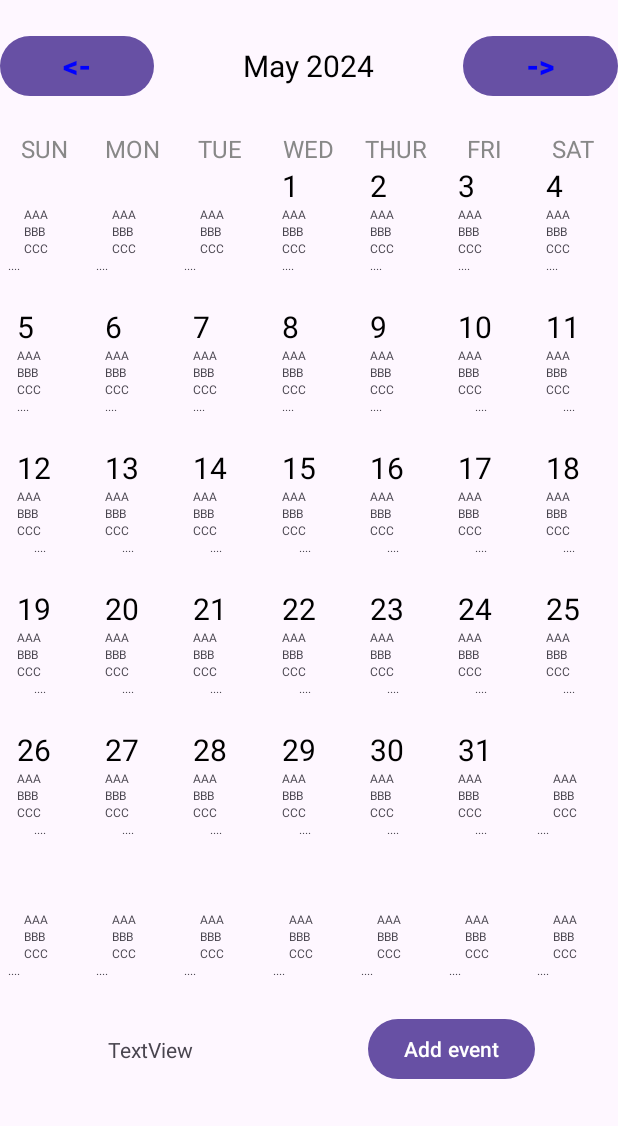
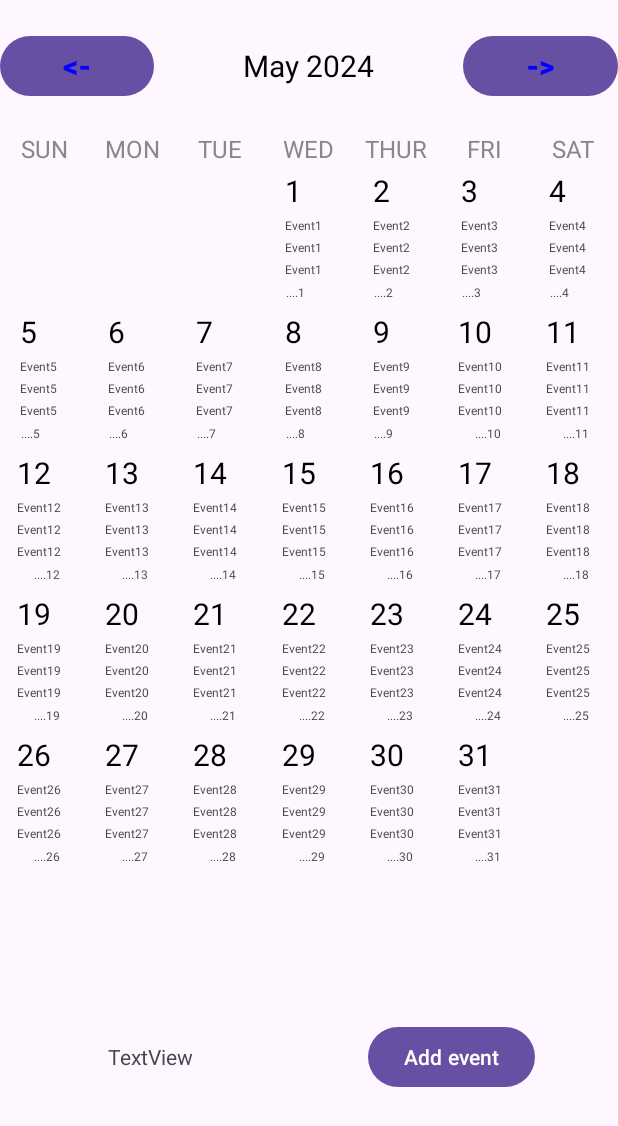
Before and after one commit to SudheeraAbhisheka/CalendarWithEvents, an Android app: the screen it shows after launch (MainActivity), on a phone screen of 412 x 824 dp. Shown: the top 1126 px of the screen. Run offline under Robolectric (Android 15) with nearby library versions, the phone set to English and light mode, and no system bars.

```diff
--- a/app/src/main/java/com/example/calendar/CalendarAdapter.java
+++ b/app/src/main/java/com/example/calendar/CalendarAdapter.java
@@ -1,5 +1,8 @@
 package com.example.calendar;
 
+import static android.content.ContentValues.TAG;
+
+import android.util.Log;
 import android.view.LayoutInflater;
 import android.view.View;
 import android.view.ViewGroup;
@@ -12,11 +15,13 @@ import java.util.ArrayList;
 class CalendarAdapter extends RecyclerView.Adapter<CalendarViewHolder>
 {
     private final ArrayList<String> daysOfMonth;
+    private ArrayList<CalendarEventString> eventsList;
     private final OnItemListener onItemListener;
 
-    public CalendarAdapter(ArrayList<String> daysOfMonth, OnItemListener onItemListener)
+    public CalendarAdapter(ArrayList<String> daysOfMonth, ArrayList<CalendarEventString> eventsList, OnItemListener onItemListener)
     {
         this.daysOfMonth = daysOfMonth;
+        this.eventsList = eventsList;
         this.onItemListener = onItemListener;
     }
 
@@ -35,6 +40,13 @@ class CalendarAdapter extends RecyclerView.Adapter<CalendarViewHolder>
     public void onBindViewHolder(@NonNull CalendarViewHolder holder, int position)
     {
         holder.dayOfMonth.setText(daysOfMonth.get(position));
+        if(daysOfMonth.get(position) != ""){
+            holder.eventHolder1.setText("Event"+daysOfMonth.get(position));
+            holder.eventHolder2.setText("Event"+daysOfMonth.get(position));
+            holder.eventHolder3.setText("Event"+daysOfMonth.get(position));
+            holder.eventHolder_more.setText("...."+daysOfMonth.get(position));
+        }
+//        Log.d(TAG, )
     }
 
     @Override
--- a/app/src/main/java/com/example/calendar/CalendarFragment.java
+++ b/app/src/main/java/com/example/calendar/CalendarFragment.java
@@ -1,4 +1,6 @@
 package com.example.calendar;
+
+import static android.content.ContentValues.TAG;
 
 import android.content.Context;
 import android.content.SharedPreferences;
@@ -9,6 +11,7 @@ import androidx.fragment.app.FragmentManager;
 import androidx.recyclerview.widget.GridLayoutManager;
 import androidx.recyclerview.widget.RecyclerView;
 
+import android.util.Log;
 import android.view.LayoutInflater;
 import android.view.View;
 import android.view.ViewGroup;
@@ -21,10 +24,13 @@ import com.google.gson.Gson;
 import org.json.JSONException;
 import org.json.JSONObject;
 
+import java.io.File;
 import java.time.LocalDate;
+import java.time.LocalTime;
 import java.time.YearMonth;
 import java.time.format.DateTimeFormatter;
 import java.util.ArrayList;
+import java.util.Map;
 
 /**
  * A simple {@link Fragment} subclass.
@@ -44,11 +50,11 @@ public class CalendarFragment extends Fragment implements CalendarAdapter.OnItem
     private TextView monthYearText;
     private RecyclerView calendarRecyclerView;
     private LocalDate selectedDate;
+    private ArrayList<CalendarEventString> eventsList;
     Button previousMonthButton;
     Button nextMonthButton;
     TextView selectedTextTextView;
     Button buttonAddEvent;
-
     public CalendarFragment() {
         // Required empty public constructor
     }
@@ -79,6 +85,23 @@ public class CalendarFragment extends Fragment implements CalendarAdapter.OnItem
             mParam2 = getArguments().getString(ARG_PARAM2);
         }
 
+        eventsList = new ArrayList<>();
+
+        CalendarEventString calendarEventString;
+        CalendarEventOriginal cEvent;
+
+        SharedPreferences settings = getContext().getApplicationContext().getSharedPreferences("MyPref", Context.MODE_PRIVATE);
+
+        Map<String, ?> allEntries = settings.getAll();
+
+        for (Map.Entry<String, ?> entry : allEntries.entrySet()) {
+            Gson gson = new Gson();
+            calendarEventString = gson.fromJson(entry.getValue().toString(), CalendarEventString.class);
+            cEvent = calendarEventOriginal(calendarEventString);
+            YearMonth yearMonth = YearMonth.from(cEvent.getDate());
+
+//            eventsList.add(calendarEventString);
+        }
     }
 
     @Override
@@ -96,16 +119,6 @@ public class CalendarFragment extends Fragment implements CalendarAdapter.OnItem
 
         selectedDate = LocalDate.now();
         setMonthView();
-
-        SharedPreferences settings = getContext().getApplicationContext().getSharedPreferences("MyPref", Context.MODE_PRIVATE);
-        String homeScore = settings.getString("homeScore", "");
-
-        CalendarEventString calendarEventString;
-
-        Gson gson = new Gson();
-        calendarEventString = gson.fromJson(homeScore, CalendarEventString.class);
-
-        Toast.makeText(getActivity(),calendarEventString.getNote(),Toast.LENGTH_SHORT).show();
 
         previousMonthButton.setOnClickListener(new View.OnClickListener() {
             @Override
@@ -129,7 +142,7 @@ public class CalendarFragment extends Fragment implements CalendarAdapter.OnItem
                 FragmentManager fm = getActivity().getSupportFragmentManager();
                 CreateEventFragment createEventFragment;
 
-                createEventFragment = new CreateEventFragment(selectedDate);
+                createEventFragment = new CreateEventFragment(selectedDate, eventsList);
                 fm.beginTransaction().replace(R.id.fragmentContainer_MainActivity, createEventFragment).commit();
             }
         });
@@ -137,12 +150,29 @@ public class CalendarFragment extends Fragment implements CalendarAdapter.OnItem
         return v;
     }
 
+    private CalendarEventOriginal calendarEventOriginal(CalendarEventString s){
+        LocalTime startTime = null, endTime = null;
+        long notifyPrior = 0;
+        LocalDate date;
+
+        date = LocalDate.parse(s.getDate());
+
+        if(s.getStartTime() != "")
+            startTime = LocalTime.parse(s.getStartTime());
+        if(s.getEndTime() != "")
+            endTime = LocalTime.parse(s.getEndTime());
+        if(s.getNotifyPrior() != "")
+            notifyPrior = Long.valueOf(s.getNotifyPrior());
+
+        return new CalendarEventOriginal(s.getTitle(), date, startTime, endTime, s.getNote(), notifyPrior);
+    }
+
     private void setMonthView()
     {
         monthYearText.setText(monthYearFromDate(selectedDate));
         ArrayList<String> daysInMonth = daysInMonthArray(selectedDate);
 
-        CalendarAdapter calendarAdapter = new CalendarAdapter(daysInMonth, this);
+        CalendarAdapter calendarAdapter = new CalendarAdapter(daysInMonth, eventsList, this);
         RecyclerView.LayoutManager layoutManager = new GridLayoutManager(getActivity().getApplicationContext(), 7);
         calendarRecyclerView.setLayoutManager(layoutManager);
         calendarRecyclerView.setAdapter(calendarAdapter);
--- a/app/src/main/java/com/example/calendar/CalendarViewHolder.java
+++ b/app/src/main/java/com/example/calendar/CalendarViewHolder.java
@@ -9,13 +9,18 @@ import androidx.recyclerview.widget.RecyclerView;
 public class CalendarViewHolder extends RecyclerView.ViewHolder implements View.OnClickListener
 {
     public final TextView dayOfMonth;
-    public final TextView eventHolder;
+    public final TextView eventHolder1, eventHolder2, eventHolder3, eventHolder_more;
+
     private final CalendarAdapter.OnItemListener onItemListener;
     public CalendarViewHolder(@NonNull View itemView, CalendarAdapter.OnItemListener onItemListener)
     {
         super(itemView);
         dayOfMonth = itemView.findViewById(R.id.cellDayText);
-        eventHolder = itemView.findViewById(R.id.textViewEventHolder1);
+        eventHolder1 = itemView.findViewById(R.id.textViewEvent1);
+        eventHolder2 = itemView.findViewById(R.id.textViewEvent2);
+        eventHolder3 = itemView.findViewById(R.id.textViewEvent3);
+        eventHolder_more = itemView.findViewById(R.id.textViewEventHolderMore);
+
         this.onItemListener = onItemListener;
         itemView.setOnClickListener(this);
     }
--- a/app/src/main/res/layout/calendar_cell.xml
+++ b/app/src/main/res/layout/calendar_cell.xml
@@ -7,25 +7,23 @@
 
 
     <TextView
-        android:id="@+id/textViewEventHolder1"
+        android:id="@+id/textViewEventHolderMore"
         android:layout_width="22dp"
-        android:layout_height="0dp"
-        android:text="...."
+        android:layout_height="wrap_content"
         android:textSize="8sp"
         app:layout_constraintBottom_toBottomOf="parent"
         app:layout_constraintEnd_toEndOf="@+id/cellDayText"
         app:layout_constraintStart_toEndOf="@+id/cellDayText"
-        app:layout_constraintTop_toBottomOf="@+id/textView2" />
+        app:layout_constraintTop_toBottomOf="@+id/textViewEvent3" />
 
     <TextView
-        android:id="@+id/textView3"
+        android:id="@+id/textViewEvent2"
         android:layout_width="wrap_content"
         android:layout_height="wrap_content"
-        android:text="BBB"
         android:textSize="8sp"
-        app:layout_constraintBottom_toTopOf="@+id/textView2"
-        app:layout_constraintStart_toStartOf="@+id/textView"
-        app:layout_constraintTop_toBottomOf="@+id/textView" />
+        app:layout_constraintBottom_toTopOf="@+id/textViewEvent3"
+        app:layout_constraintStart_toStartOf="@+id/textViewEvent1"
+        app:layout_constraintTop_toBottomOf="@+id/textViewEvent1" />
 
     <TextView
         android:id="@+id/cellDayText"
@@ -34,28 +32,26 @@
         android:text="1"
         android:textColor="@color/black"
         android:textSize="20sp"
-        app:layout_constraintBottom_toTopOf="@+id/textView"
+        app:layout_constraintBottom_toTopOf="@+id/textViewEvent1"
         app:layout_constraintEnd_toEndOf="parent"
         app:layout_constraintStart_toStartOf="parent"
         app:layout_constraintTop_toTopOf="parent" />
 
     <TextView
-        android:id="@+id/textView2"
+        android:id="@+id/textViewEvent3"
         android:layout_width="wrap_content"
         android:layout_height="wrap_content"
-        android:text="CCC"
         android:textSize="8sp"
-        app:layout_constraintBottom_toTopOf="@+id/textViewEventHolder1"
-        app:layout_constraintStart_toStartOf="@+id/textView3"
-        app:layout_constraintTop_toBottomOf="@+id/textView3" />
+        app:layout_constraintBottom_toTopOf="@+id/textViewEventHolderMore"
+        app:layout_constraintStart_toStartOf="@+id/textViewEvent2"
+        app:layout_constraintTop_toBottomOf="@+id/textViewEvent2" />
 
     <TextView
-        android:id="@+id/textView"
+        android:id="@+id/textViewEvent1"
         android:layout_width="wrap_content"
         android:layout_height="wrap_content"
-        android:text="AAA"
         android:textSize="8sp"
-        app:layout_constraintBottom_toTopOf="@+id/textView3"
+        app:layout_constraintBottom_toTopOf="@+id/textViewEvent2"
         app:layout_constraintStart_toStartOf="@+id/cellDayText"
         app:layout_constraintTop_toBottomOf="@+id/cellDayText" />
 
--- a/app/src/main/res/layout/fragment_calendar.xml
+++ b/app/src/main/res/layout/fragment_calendar.xml
@@ -127,7 +127,7 @@
 
     <androidx.constraintlayout.widget.ConstraintLayout
         android:layout_width="match_parent"
-        android:layout_height="wrap_content"
+        android:layout_height="58dp"
         android:orientation="vertical">
 
         <Button
--- a/app/src/main/res/layout/fragment_create_event.xml
+++ b/app/src/main/res/layout/fragment_create_event.xml
@@ -40,7 +40,7 @@
         android:layout_height="wrap_content"
         android:layout_marginStart="30dp"
         android:layout_marginBottom="42dp"
-        android:text="Start time"
+        android:hint="Start time"
         app:layout_constraintBottom_toTopOf="@+id/textViewEndTime"
         app:layout_constraintStart_toStartOf="parent" />
 
@@ -60,7 +60,7 @@
         android:layout_height="wrap_content"
         android:layout_marginStart="32dp"
         android:layout_marginBottom="36dp"
-        android:text="End time"
+        android:hint="End time"
         app:layout_constraintBottom_toTopOf="@+id/editTextNote"
         app:layout_constraintStart_toStartOf="parent" />
 
@@ -87,7 +87,7 @@
         android:layout_marginBottom="200dp"
         android:ems="10"
         android:hint="Notification time"
-        android:inputType="text"
+        android:inputType="number|numberDecimal"
         app:layout_constraintBottom_toBottomOf="parent"
         app:layout_constraintEnd_toEndOf="parent"
         app:layout_constraintStart_toStartOf="parent" />
```
Also changed, not shown: app/src/main/java/com/example/calendar/CreateEventFragment.java (+33 -52 lines).
